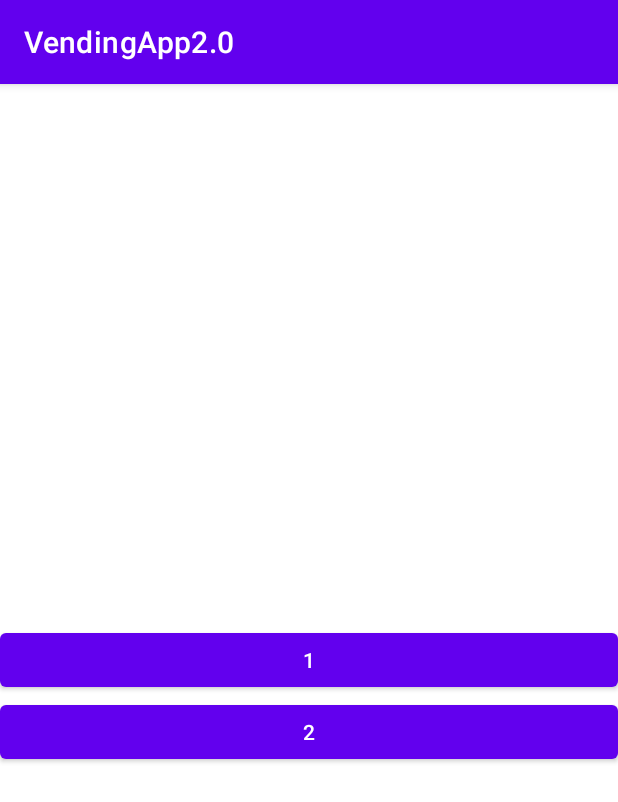
After one commit to DanilaKurdyukov/VendingApp2.0_NavigationComponent_FirestoreCloud, an Android app: the fragment StartFragment shown on its own in the app's theme, on a phone screen of 412 x 824 dp. The commit adds this screen. Shown: the top 802 px of the screen. Run offline under Robolectric (Android 15) with nearby library versions, the phone set to English and light mode, and no system bars.

Commit message:
Added navigation graph and StartFragment

```diff
--- /dev/null
+++ b/app/src/main/java/com/example/vendingapp20/fragments/StartFragment.java
@@ -0,0 +1,56 @@
+package com.example.vendingapp20.fragments;
+
+import android.os.Bundle;
+
+import androidx.fragment.app.Fragment;
+
+import android.view.LayoutInflater;
+import android.view.View;
+import android.view.ViewGroup;
+
+import com.example.vendingapp20.R;
+
+
+public class StartFragment extends Fragment {
+
+
+    private static final String ARG_PARAM1 = "param1";
+    private static final String ARG_PARAM2 = "param2";
+
+
+    private String mParam1;
+    private String mParam2;
+
+    public StartFragment() {
+        // Required empty public constructor
+    }
+
+
+    public static StartFragment newInstance(String param1, String param2) {
+        StartFragment fragment = new StartFragment();
+        Bundle args = new Bundle();
+        args.putString(ARG_PARAM1, param1);
+        args.putString(ARG_PARAM2, param2);
+        fragment.setArguments(args);
+        return fragment;
+    }
+
+    @Override
+    public void onCreate(Bundle savedInstanceState) {
+        super.onCreate(savedInstanceState);
+        if (getArguments() != null) {
+            mParam1 = getArguments().getString(ARG_PARAM1);
+            mParam2 = getArguments().getString(ARG_PARAM2);
+        }
+    }
+
+    @Override
+    public View onCreateView(LayoutInflater inflater, ViewGroup container,
+                             Bundle savedInstanceState) {
+        View rootView = inflater.inflate(R.layout.fragment_start, container, false);
+
+
+
+        return rootView;
+    }
+}
--- /dev/null
+++ b/app/src/main/res/layout/fragment_start.xml
@@ -0,0 +1,23 @@
+<?xml version="1.0" encoding="utf-8"?>
+<androidx.constraintlayout.widget.ConstraintLayout xmlns:android="http://schemas.android.com/apk/res/android"
+    xmlns:tools="http://schemas.android.com/tools"
+    android:layout_width="match_parent"
+    android:layout_height="match_parent"
+    xmlns:app="http://schemas.android.com/apk/res-auto"
+    tools:context=".fragments.StartFragment">
+
+    <com.google.android.material.button.MaterialButton
+        android:id="@+id/materialButton"
+        android:layout_width="match_parent"
+        android:layout_height="wrap_content"
+        android:text="1"
+        app:layout_constraintBottom_toBottomOf="parent"
+        app:layout_constraintTop_toTopOf="parent" />
+
+    <com.google.android.material.button.MaterialButton
+        android:layout_width="match_parent"
+        android:layout_height="wrap_content"
+        android:text="2"
+        app:layout_constraintTop_toBottomOf="@+id/materialButton" />
+
+</androidx.constraintlayout.widget.ConstraintLayout>
--- a/app/src/main/res/values/strings.xml
+++ b/app/src/main/res/values/strings.xml
@@ -1,3 +1,5 @@
 <resources>
     <string name="app_name">VendingApp2.0</string>
+    <!-- TODO: Remove or change this placeholder text -->
+    <string name="hello_blank_fragment">Hello blank fragment</string>
 </resources>
```
Also changed, not shown: app/src/main/res/navigation/nav_graph.xml (added, +13 -0 lines).
